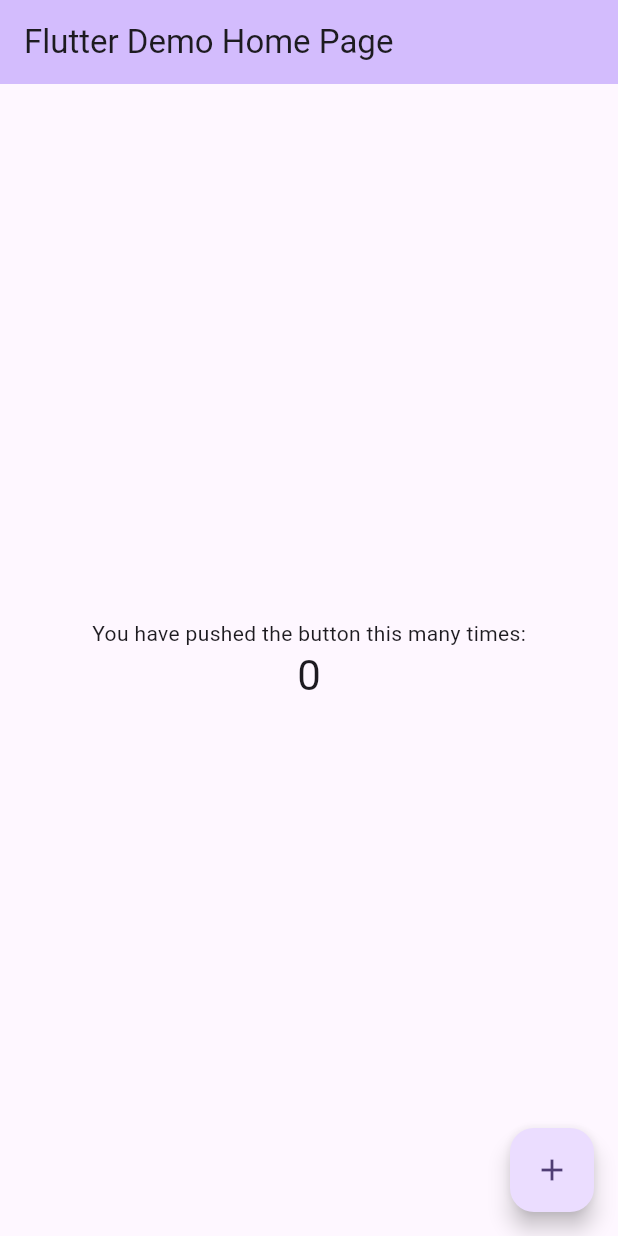
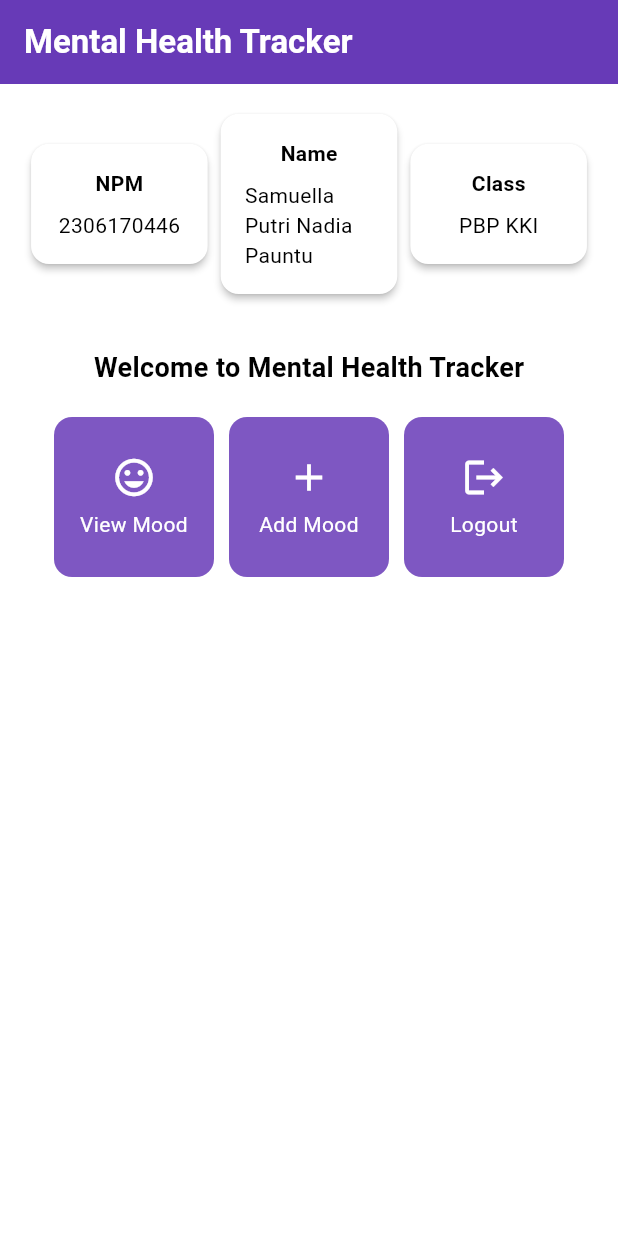
Before and after one commit to samuellapnadia/mental-health-tracker-mobile, a Flutter app: the screen it shows after launch, on a phone screen of 412 x 824 dp. Run offline on Flutter 3.47's test engine with Material 3 defaults, Android fonts, the phone set to English and light mode, and no system bars.

Commit message:
tutorial 6

```diff
--- a/lib/main.dart
+++ b/lib/main.dart
@@ -1,5 +1,5 @@
 import 'package:flutter/material.dart';
-
+import 'package:mental_health_tracker/menu.dart';
 void main() {
   runApp(const MyApp());
 }
@@ -28,98 +28,12 @@ class MyApp extends StatelessWidget {
         //
         // This works for code too, not just values: Most code changes can be
         // tested with just a hot reload.
-        colorScheme: ColorScheme.fromSeed(seedColor: Colors.deepPurple),
+         colorScheme: ColorScheme.fromSwatch(
+          primarySwatch: Colors.deepPurple,
+          ).copyWith(secondary: Colors.deepPurple[400]),
         useMaterial3: true,
       ),
-      home: const MyHomePage(title: 'Flutter Demo Home Page'),
+      home: MyHomePage(),
     );
   }
 }
-
-class MyHomePage extends StatefulWidget {
-  const MyHomePage({super.key, required this.title});
-
-  // This widget is the home page of your application. It is stateful, meaning
-  // that it has a State object (defined below) that contains fields that affect
-  // how it looks.
-
-  // This class is the configuration for the state. It holds the values (in this
-  // case the title) provided by the parent (in this case the App widget) and
-  // used by the build method of the State. Fields in a Widget subclass are
-  // always marked "final".
-
-  final String title;
-
-  @override
-  State<MyHomePage> createState() => _MyHomePageState();
-}
-
-class _MyHomePageState extends State<MyHomePage> {
-  int _counter = 0;
-
-  void _incrementCounter() {
-    setState(() {
-      // This call to setState tells the Flutter framework that something has
-      // changed in this State, which causes it to rerun the build method below
-      // so that the display can reflect the updated values. If we changed
-      // _counter without calling setState(), then the build method would not be
-      // called again, and so nothing would appear to happen.
-      _counter++;
-    });
-  }
-
-  @override
-  Widget build(BuildContext context) {
-    // This method is rerun every time setState is called, for instance as done
-    // by the _incrementCounter method above.
-    //
-    // The Flutter framework has been optimized to make rerunning build methods
-    // fast, so that you can just rebuild anything that needs updating rather
-    // than having to individually change instances of widgets.
-    return Scaffold(
-      appBar: AppBar(
-        // TRY THIS: Try changing the color here to a specific color (to
-        // Colors.amber, perhaps?) and trigger a hot reload to see the AppBar
-        // change color while the other colors stay the same.
-        backgroundColor: Theme.of(context).colorScheme.inversePrimary,
-        // Here we take the value from the MyHomePage object that was created by
-        // the App.build method, and use it to set our appbar title.
-        title: Text(widget.title),
-      ),
-      body: Center(
-        // Center is a layout widget. It takes a single child and positions it
-        // in the middle of the parent.
-        child: Column(
-          // Column is also a layout widget. It takes a list of children and
-          // arranges them vertically. By default, it sizes itself to fit its
-          // children horizontally, and tries to be as tall as its parent.
-          //
-          // Column has various properties to control how it sizes itself and
-          // how it positions its children. Here we use mainAxisAlignment to
-          // center the children vertically; the main axis here is the vertical
-          // axis because Columns are vertical (the cross axis would be
-          // horizontal).
-          //
-          // TRY THIS: Invoke "debug painting" (choose the "Toggle Debug Paint"
-          // action in the IDE, or press "p" in the console), to see the
-          // wireframe for each widget.
-          mainAxisAlignment: MainAxisAlignment.center,
-          children: <Widget>[
-            const Text(
-              'You have pushed the button this many times:',
-            ),
-            Text(
-              '$_counter',
-              style: Theme.of(context).textTheme.headlineMedium,
-            ),
-          ],
-        ),
-      ),
-      floatingActionButton: FloatingActionButton(
-        onPressed: _incrementCounter,
-        tooltip: 'Increment',
-        child: const Icon(Icons.add),
-      ), // This trailing comma makes auto-formatting nicer for build methods.
-    );
-  }
-}
--- /dev/null
+++ b/lib/menu.dart
@@ -0,0 +1,186 @@
+import 'package:flutter/material.dart';
+
+class MyHomePage extends StatelessWidget {
+    final String npm = '2306170446'; // NPM
+    final String name = 'Samuella Putri Nadia Pauntu'; // Name
+    final String className = 'PBP KKI'; // Class
+    final List<ItemHomepage> items = [
+      ItemHomepage("View Mood", Icons.mood),
+      ItemHomepage("Add Mood", Icons.add),
+      ItemHomepage("Logout", Icons.logout),
+      ];
+    MyHomePage({super.key});
+
+  @override
+  Widget build(BuildContext context) {
+    // Scaffold provides the basic structure of the page with the AppBar and body.
+    return Scaffold(
+      // AppBar is the top part of the page that displays the title.
+      appBar: AppBar(
+        // The title of the application "Mental Health Tracker" with white text and bold font.
+        title: const Text(
+          'Mental Health Tracker',
+          style: TextStyle(
+            color: Colors.white,
+            fontWeight: FontWeight.bold,
+          ),
+        ),
+        // The background color of the AppBar is obtained from the application theme color scheme.
+        backgroundColor: Theme.of(context).colorScheme.primary,
+      ),
+      // Body of the page with paddings around it.
+      body: Padding(
+        padding: const EdgeInsets.all(16.0),
+        // Place the widget vertically in a column.
+        child: Column(
+          crossAxisAlignment: CrossAxisAlignment.center,
+          children: [
+            // Row to display 3 InfoCard horizontally.
+            Row(
+              mainAxisAlignment: MainAxisAlignment.spaceEvenly,
+              children: [
+                InfoCard(title: 'NPM', content: npm),
+                InfoCard(title: 'Name', content: name),
+                InfoCard(title: 'Class', content: className),
+              ],
+            ),
+
+            // Give a vertical space of 16 units.
+            const SizedBox(height: 16.0),
+
+            // Place the following widget in the center of the page.
+            Center(
+              child: Column(
+                // Place the text and grid item vertically.
+
+                children: [
+                  // Display the welcome message with bold font and size 18.
+                  const Padding(
+                    padding: EdgeInsets.only(top: 16.0),
+                    child: Text(
+                      'Welcome to Mental Health Tracker',
+                      style: TextStyle(
+                        fontWeight: FontWeight.bold,
+                        fontSize: 18.0,
+                      ),
+                    ),
+                  ),
+
+                  // Grid to display ItemCard in a 3 column grid.
+                  GridView.count(
+                    primary: true,
+                    padding: const EdgeInsets.all(20),
+                    crossAxisSpacing: 10,
+                    mainAxisSpacing: 10,
+                    crossAxisCount: 3,
+                    // To ensure that the grid fits its height.
+                    shrinkWrap: true,
+
+                    // Display ItemCard for each item in the items list.
+                    children: items.map((ItemHomepage item) {
+                      return ItemCard(item);
+                    }).toList(),
+                  ),
+                ],
+              ),
+            ),
+          ],
+        ),
+      ),
+    );
+  }
+}
+
+class InfoCard extends StatelessWidget {
+  // Card information that displays the title and content.
+
+  final String title;  // Card title.
+  final String content;  // Card content.
+
+  const InfoCard({super.key, required this.title, required this.content});
+
+  @override
+  Widget build(BuildContext context) {
+    return Card(
+      // Create a card box with a shadow.
+      elevation: 2.0,
+      child: Container(
+        // Set the size and spacing within the card.
+        width: MediaQuery.of(context).size.width / 3.5, // Adjust with the width of the device used.
+        padding: const EdgeInsets.all(16.0),
+        // Place the title and content vertically.
+        child: Column(
+          children: [
+            Text(
+              title,
+              style: const TextStyle(fontWeight: FontWeight.bold),
+            ),
+            const SizedBox(height: 8.0),
+            Text(content),
+          ],
+        ),
+      ),
+    );
+  }
+}
+
+class ItemHomepage {
+  final String name;
+  final IconData icon;
+
+  ItemHomepage(this.name, this.icon);
+}
+
+class ItemCard extends StatelessWidget {
+  // Display the card with an icon and name.
+
+  final ItemHomepage item;
+
+  const ItemCard(this.item, {super.key});
+
+  @override
+  Widget build(BuildContext context) {
+    return Material(
+      // Specify the background color of the application theme.
+      color: Theme.of(context).colorScheme.secondary,
+      // Round the card border.
+      borderRadius: BorderRadius.circular(12),
+
+      child: InkWell(
+        // Action when the card is pressed.
+        onTap: () {
+          // Display the SnackBar message when the card is pressed.
+          ScaffoldMessenger.of(context)
+            ..hideCurrentSnackBar()
+            ..showSnackBar(
+              SnackBar(content: Text("You have pressed the ${item.name} button!"))
+            );
+        },
+        // Container to store the Icon and Text
+        child: Container(
+          padding: const EdgeInsets.all(8),
+          child: Center(
+            child: Column(
+              // Place the Icon and Text in the center of the card.
+              mainAxisAlignment: MainAxisAlignment.center,
+              children: [
+                Icon(
+                  item.icon,
+                  color: Colors.white,
+                  size: 30.0,
+                ),
+                const Padding(padding: EdgeInsets.all(3)),
+                Text(
+                  item.name,
+                  textAlign: TextAlign.center,
+                  style: const TextStyle(color: Colors.white),
+                ),
+              ],
+            ),
+          ),
+        ),
+      ),
+    );
+  }
+
+}
```
